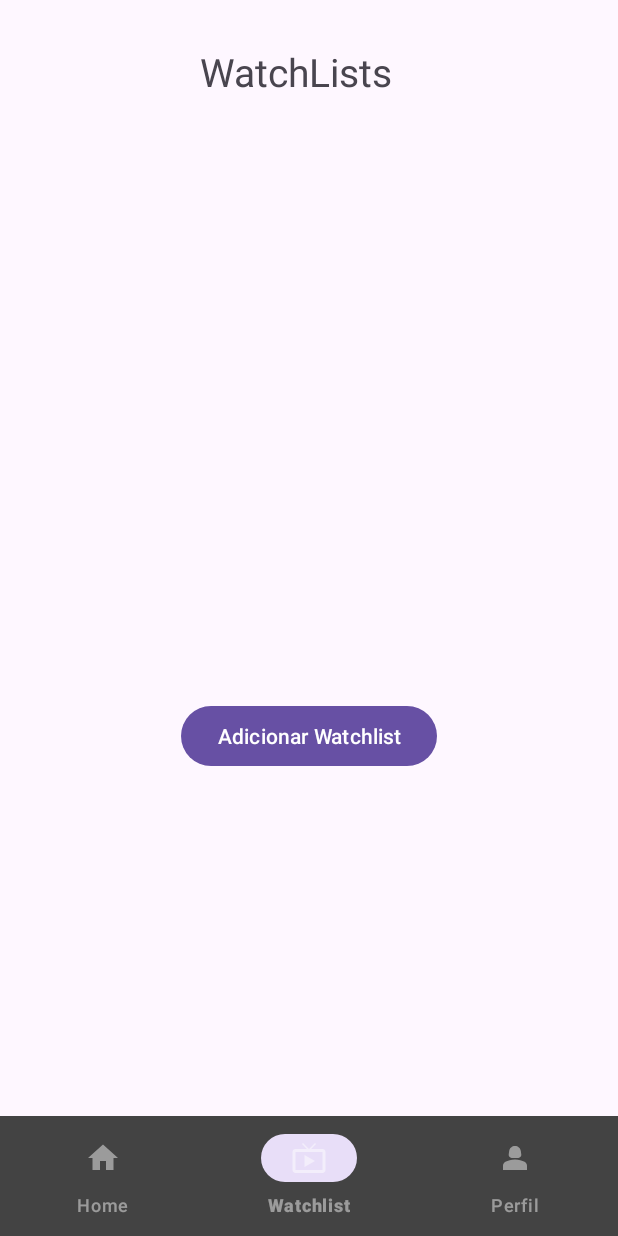
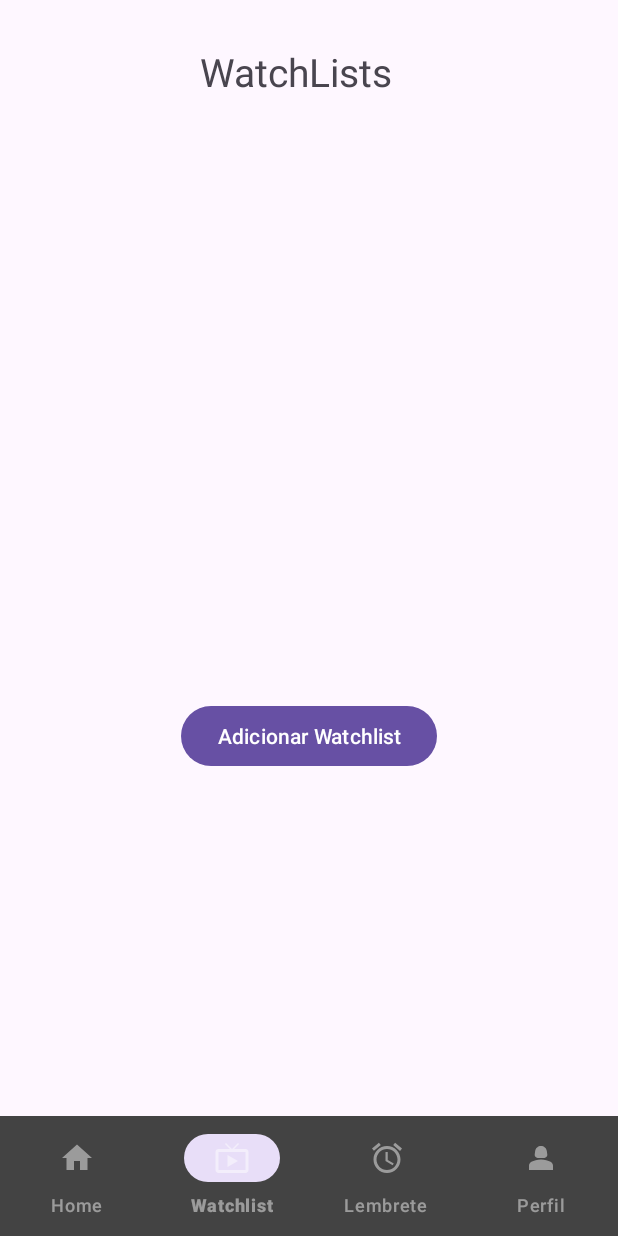
Before and after one commit to luiis-fernandoo/CineApp, an Android app: the MainActivityMenu screen opened directly, with no data from a screen before it, item 2 of the bottom bar chosen, on a phone screen of 412 x 824 dp. Run offline under Robolectric (Android 15) with nearby library versions, the phone set to English and light mode, and no system bars; our stand-ins replace Firebase (no records; nobody signed in at launch, a user with empty details on screens opened directly); Roboto replaces fonts that are not available here.

Commit message:
feat[menu]Add option notification in menu

```diff
--- a/app/src/main/java/com/example/cineapp/Activities/Activities/MainActivityMenu.java
+++ b/app/src/main/java/com/example/cineapp/Activities/Activities/MainActivityMenu.java
@@ -8,10 +8,10 @@ import androidx.fragment.app.FragmentTransaction;
 import android.os.Bundle;
 
 import com.example.cineapp.Activities.Fragments.HomeFragment;
+import com.example.cineapp.Activities.Fragments.NotificationFragment;
 import com.example.cineapp.Activities.Fragments.PerfilFragment;
 import com.example.cineapp.Activities.Fragments.WatchlistFragment;
 import com.example.cineapp.R;
-import com.example.cineapp.databinding.ActivityMainBinding;
 import com.google.android.material.bottomnavigation.BottomNavigationView;
 
 public class MainActivityMenu extends AppCompatActivity {
@@ -33,6 +33,8 @@ public class MainActivityMenu extends AppCompatActivity {
                 replaceFragment(new WatchlistFragment());
             } else if (item.getItemId()==R.id.perfil){
                 replaceFragment(new PerfilFragment());
+            }   else if (item.getItemId()==R.id.lembrete){
+                replaceFragment(new NotificationFragment());
             }
             return true;
         });
--- /dev/null
+++ b/app/src/main/res/drawable/baseline_access_alarm_24.xml
@@ -0,0 +1,5 @@
+<vector android:height="24dp" android:tint="#000000"
+    android:viewportHeight="24" android:viewportWidth="24"
+    android:width="24dp" xmlns:android="http://schemas.android.com/apk/res/android">
+    <path android:fillColor="@android:color/white" android:pathData="M22,5.72l-4.6,-3.86 -1.29,1.53 4.6,3.86L22,5.72zM7.88,3.39L6.6,1.86 2,5.71l1.29,1.53 4.59,-3.85zM12.5,8L11,8v6l4.75,2.85 0.75,-1.23 -4,-2.37L12.5,8zM12,4c-4.97,0 -9,4.03 -9,9s4.02,9 9,9c4.97,0 9,-4.03 9,-9s-4.03,-9 -9,-9zM12,20c-3.87,0 -7,-3.13 -7,-7s3.13,-7 7,-7 7,3.13 7,7 -3.13,7 -7,7z"/>
+</vector>
--- a/app/src/main/res/layout/activity_main_menu.xml
+++ b/app/src/main/res/layout/activity_main_menu.xml
@@ -22,10 +22,12 @@
         android:layout_width="match_parent"
         android:layout_height="wrap_content"
         android:background="#434343"
+        android:forceHasOverlappingRendering="true"
         app:backgroundTint="#434343"
         app:itemIconTint="@color/white"
         app:itemRippleColor="@color/white"
         app:itemTextColor="@color/white"
+        app:labelVisibilityMode="labeled"
         app:layout_constraintBottom_toBottomOf="parent"
         app:layout_constraintEnd_toEndOf="parent"
         app:layout_constraintStart_toStartOf="parent"
--- a/app/src/main/res/menu/bottom_menu.xml
+++ b/app/src/main/res/menu/bottom_menu.xml
@@ -12,9 +12,15 @@
         android:iconTint="@color/red_end"
         android:icon="@drawable/baseline_live_tv_24"/>
     <item
+        android:id="@+id/lembrete"
+        android:title="Lembrete"
+        android:iconTint="@color/red_end"
+        android:icon="@drawable/baseline_access_alarm_24"/>
+    <item
         android:id="@+id/perfil"
         android:title="Perfil"
         android:iconTint="@color/red_end"
         android:icon="@drawable/baseline_person_2_24"/>
 
+
 </menu>
--- a/app/src/main/res/values/styles.xml
+++ b/app/src/main/res/values/styles.xml
@@ -41,10 +41,6 @@
         <item name="android:textStyle">bold</item>
         <item name="android:textAllCaps">false</item>
         <item name="android:background">@drawable/button</item>
-
-
     </style>
 
-
-
 </resources>
```
Also changed, not shown: app/src/main/java/com/example/cineapp/Activities/Fragments/NotificationFragment.java (added, +66 -0 lines), app/src/main/res/layout/fragment_notification.xml (added, +14 -0 lines).
